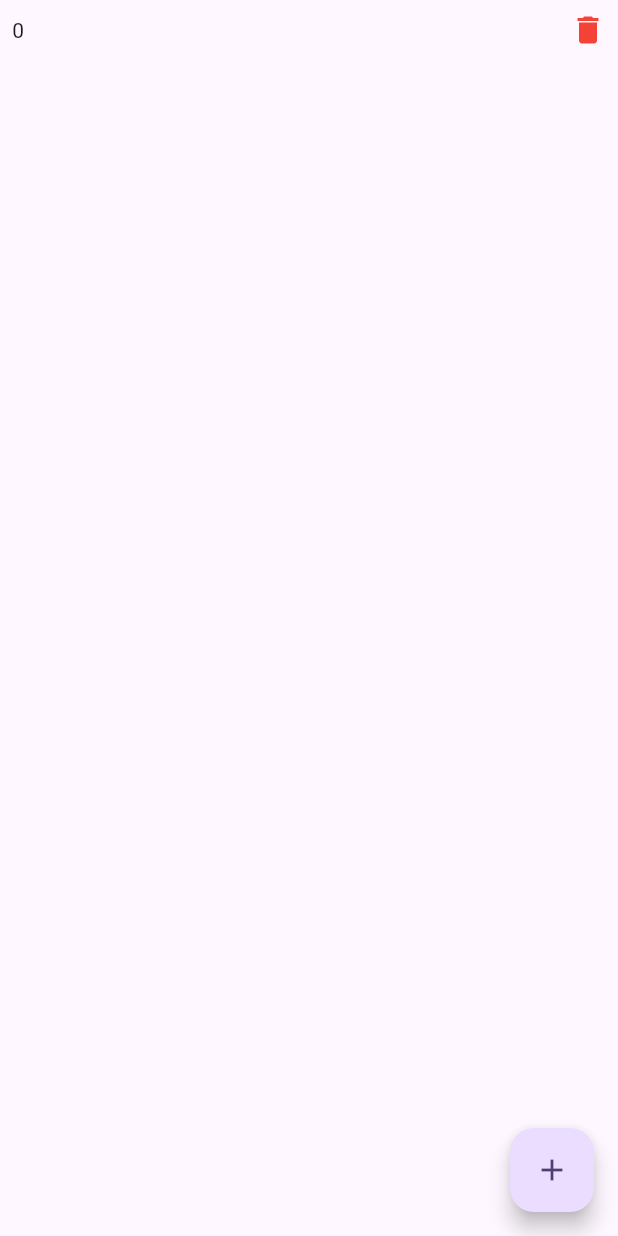
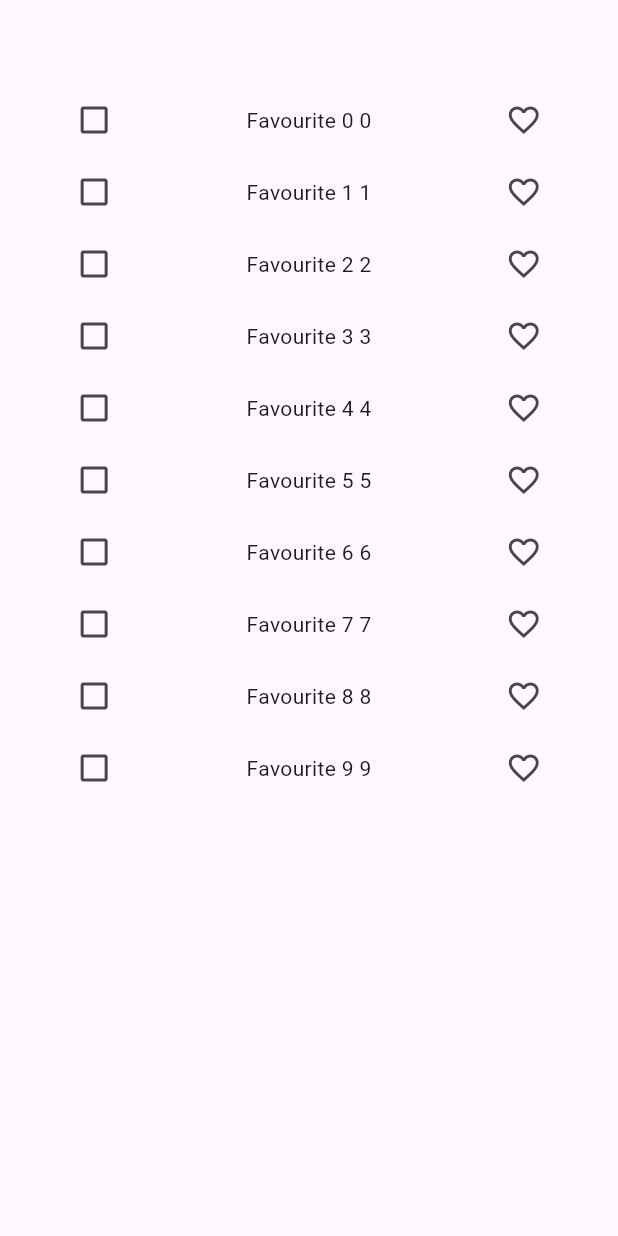
Before and after one commit to Prince-45963/bloc_demo, a Flutter app: the screen it shows after launch, on a phone screen of 412 x 824 dp. Run offline on Flutter 3.47's test engine with Material 3 defaults, Android fonts, the phone set to English and light mode, and no system bars; our stand-ins replace bloc, equatable, flutter_bloc, image_picker.

Commit message:
favourite functionalit completed

```diff
--- /dev/null
+++ b/lib/blocs/favourite_bloc/favourite_bloc.dart
@@ -0,0 +1,54 @@
+import 'package:bloc/bloc.dart';
+import 'package:bloc_demo/blocs/favourite_bloc/favourite_event.dart';
+import 'package:bloc_demo/blocs/favourite_bloc/favourite_state.dart';
+
+import '../../model/favourite_model.dart';
+import '../../repository/favourite_repo.dart';
+class FavouriteBloc extends Bloc<FavouriteEvent,FavouriteState>{
+  FavouriteRepository? favouriteRepository;
+  List<FavouriteModel>? favouriteList;
+  List<FavouriteModel>? deleteList;
+  FavouriteBloc({this.favouriteRepository, this.favouriteList,this.deleteList}):super(FavouriteState()){
+    on<FetchFavouriteItemsEvent>(_fetchData);
+    on<AddFavouriteEvent>(_addFavourite);
+    on<SelectUnselectEvent>(_selectUnselect);
+
+    on<RemoveFavouriteEvent>(_removeEvent);
+
+  }
+
+  Future<void> _fetchData(FetchFavouriteItemsEvent events, Emitter<FavouriteState> emit ) async {
+    favouriteList = await favouriteRepository?.fetchItems();
+    emit(state.copyWith(favouriteList: List.from(favouriteList!),listStatus: ListStatus.Success,tempFavouriteList: []));
+  }
+
+  Future<void> _addFavourite(AddFavouriteEvent events, Emitter<FavouriteState> emit ) async {
+   int? index =  favouriteList?.indexWhere((element) => element.id==events.favouriteModel.id);
+   favouriteList![index!]  = events.favouriteModel.copyWith(isFavourite: !events.favouriteModel.isFavourite);
+    emit(state.copyWith(favouriteList: List.from(favouriteList!),listStatus: ListStatus.Success,tempFavouriteList: []));
+  }
+  Future<void> _selectUnselect(SelectUnselectEvent events, Emitter<FavouriteState> emit ) async {
+    int? index =  favouriteList?.indexWhere((element) => element.id==events.favouriteModel.id);
+    favouriteList![index!]  = events.favouriteModel.copyWith(isDeleting: !events.favouriteModel.isDeleting);
+    if(!events.favouriteModel.isDeleting) {
+      deleteList?.add(events.favouriteModel.copyWith(
+          isDeleting: !events.favouriteModel.isDeleting));
+    }
+    else{
+      deleteList?.remove(events.favouriteModel.copyWith(
+          isDeleting: !events.favouriteModel.isDeleting));
+    }
+    emit(state.copyWith(favouriteList: List.from(favouriteList!),listStatus: ListStatus.Success,tempFavouriteList: []));
+  }
+
+  void _removeEvent(RemoveFavouriteEvent events, Emitter<FavouriteState> emit ){
+    for(int i=0;i<deleteList!.length;i++){
+      favouriteList?.remove(deleteList![i]);
+
+
+    }
+    emit(state.copyWith(favouriteList: List.from(favouriteList!),listStatus: ListStatus.Success,tempFavouriteList: []));
+
+  }
+
+}
--- /dev/null
+++ b/lib/blocs/favourite_bloc/favourite_event.dart
@@ -0,0 +1,29 @@
+import 'package:bloc/bloc.dart';
+import 'package:bloc_demo/model/favourite_model.dart';
+import 'package:equatable/equatable.dart';
+abstract class FavouriteEvent extends Equatable {
+  @override
+  List<Object?> get props =>[];
+
+}
+
+class FetchFavouriteItemsEvent extends FavouriteEvent
+{
+
+
+}
+
+class AddFavouriteEvent extends FavouriteEvent {
+  FavouriteModel favouriteModel;
+  AddFavouriteEvent({required this.favouriteModel});
+
+}
+
+class SelectUnselectEvent extends FavouriteEvent {
+  FavouriteModel favouriteModel;
+  SelectUnselectEvent({required this.favouriteModel});
+}
+
+class RemoveFavouriteEvent extends FavouriteEvent{
+
+}
--- /dev/null
+++ b/lib/blocs/favourite_bloc/favourite_state.dart
@@ -0,0 +1,23 @@
+import 'package:equatable/equatable.dart';
+import '../../model/favourite_model.dart';
+
+
+enum ListStatus {
+  Laoding, Success, Failed
+
+}
+ class FavouriteState extends Equatable {
+
+   List<FavouriteModel> favouriteList;
+
+   ListStatus listStatus;
+
+   FavouriteState({this.favouriteList = const [],this.listStatus = ListStatus.Laoding});
+
+   FavouriteState copyWith({ List<FavouriteModel>? favouriteList ,ListStatus?  listStatus , List<FavouriteModel>? tempFavouriteList}){
+     return FavouriteState(favouriteList: favouriteList ?? this.favouriteList,listStatus: listStatus ?? this.listStatus);
+   }
+
+   @override
+   List<Object?> get props => [favouriteList, listStatus];
+}
--- a/lib/main.dart
+++ b/lib/main.dart
@@ -1,6 +1,9 @@
 
+import 'package:bloc_demo/blocs/favourite_bloc/favourite_bloc.dart';
 import 'package:bloc_demo/blocs/todo_bloc/todo_bloc.dart';
+import 'package:bloc_demo/repository/favourite_repo.dart';
 import 'package:bloc_demo/ui/counter/counter.dart';
+import 'package:bloc_demo/ui/favourite/favourite_screen.dart';
 import 'package:bloc_demo/ui/image_picker/image_picker_ui.dart';
 import 'package:bloc_demo/ui/switchSlider/switchslider.dart';
 import 'package:bloc_demo/ui/todo/todo_screen.dart';
@@ -28,7 +31,9 @@ class MyApp extends StatelessWidget {
             BlocProvider(create: (context) => CounterBloc(),),
         BlocProvider(create: (context) => SwitchSliderBloc(),),
         BlocProvider(create: (context) => ImagePickerBloc(ImagePickerUtils()),),
-        BlocProvider(create: (context) => TodoBloc(),)
+        BlocProvider(create: (context) => TodoBloc(),),
+        BlocProvider(create: (context) => FavouriteBloc(favouriteRepository: FavouriteRepository(), favouriteList: [],deleteList: []),),
+
 
       ],
 
@@ -53,7 +58,7 @@ class MyApp extends StatelessWidget {
           colorScheme: ColorScheme.fromSeed(seedColor: Colors.deepPurple),
           useMaterial3: true,
         ),
-        home: const TodoScreen(),
+        home: const FavouriteScreen(),
       ),
     );
   }
--- /dev/null
+++ b/lib/repository/favourite_repo.dart
@@ -0,0 +1,12 @@
+import 'package:bloc_demo/model/favourite_model.dart';
+
+class FavouriteRepository {
+  Future<List<FavouriteModel>> fetchItems() async{
+    await Future.delayed(Duration(seconds: 3));
+    return List.of(_generateList(10));
+  }
+
+  List<FavouriteModel> _generateList(int length){
+    return List.generate(length, (index) => FavouriteModel(id: index.toString(), value: "Favourite $index"));
+  }
+}
--- /dev/null
+++ b/lib/ui/favourite/favourite_screen.dart
@@ -0,0 +1,82 @@
+import 'package:bloc_demo/blocs/favourite_bloc/favourite_bloc.dart';
+import 'package:bloc_demo/blocs/favourite_bloc/favourite_event.dart';
+import 'package:bloc_demo/blocs/favourite_bloc/favourite_state.dart';
+import 'package:bloc_demo/model/favourite_model.dart';
+import 'package:flutter/cupertino.dart';
+import 'package:flutter/material.dart';
+import 'package:flutter/widgets.dart';
+import 'package:flutter_bloc/flutter_bloc.dart';
+
+
+class FavouriteScreen extends StatefulWidget {
+  const FavouriteScreen({super.key});
+
+
+  @override
+  State<FavouriteScreen> createState() => _FavouriteScreenState();
+}
+
+class _FavouriteScreenState extends State<FavouriteScreen> {
+
+  @override
+  void initState() {
+    super.initState();
+    context.read<FavouriteBloc>().add(FetchFavouriteItemsEvent());
+  }
+
+  @override
+  Widget build(BuildContext context) {
+    return Scaffold(
+      appBar: AppBar(actions: [BlocBuilder<FavouriteBloc, FavouriteState>(
+        builder: (context, state) {
+          if(state.favouriteList.any((FavouriteModel data) => data.isDeleting==true)) {
+            return GestureDetector(onTap:(){
+              context.read<FavouriteBloc>().add(RemoveFavouriteEvent());
+
+            },child: Icon(Icons.delete));
+          }else{
+            return SizedBox.shrink();
+          }
+  },
+)],),
+        body: BlocBuilder<FavouriteBloc, FavouriteState>(
+          builder: (context, state) {
+            print("rebuild");
+
+            if(state.listStatus==ListStatus.Laoding){
+              return Center(child: CircularProgressIndicator());
+            }else {
+              return ListView.builder(
+                  itemCount: state.favouriteList.length,
+                  itemBuilder: (context, index) {
+                    return Row(
+                      mainAxisAlignment: MainAxisAlignment.spaceAround,
+                      children: [
+                        Checkbox(
+                            value: state.favouriteList[index].isDeleting,
+                            onChanged: (value) {
+                              FavouriteModel item = state.favouriteList[index];
+
+                              context.read<FavouriteBloc>().add(SelectUnselectEvent(
+                                  favouriteModel: item));
+                            }),
+                        Text("${state.favouriteList[index].value} $index",style:state.favouriteList[index].isDeleting ? TextStyle(decoration: TextDecoration.lineThrough) : TextStyle(),),
+
+                        IconButton(onPressed: () {
+                          FavouriteModel item = state.favouriteList[index];
+
+                          context.read<FavouriteBloc>().add(AddFavouriteEvent(
+                              favouriteModel: item));
+                        },
+                            icon: state.favouriteList[index].isFavourite
+                                ? Icon(Icons.favorite)
+                                : Icon(Icons.favorite_border))
+                      ],
+                    );
+                  });
+            }
+          },
+        )
+    );
+  }
+}
```
